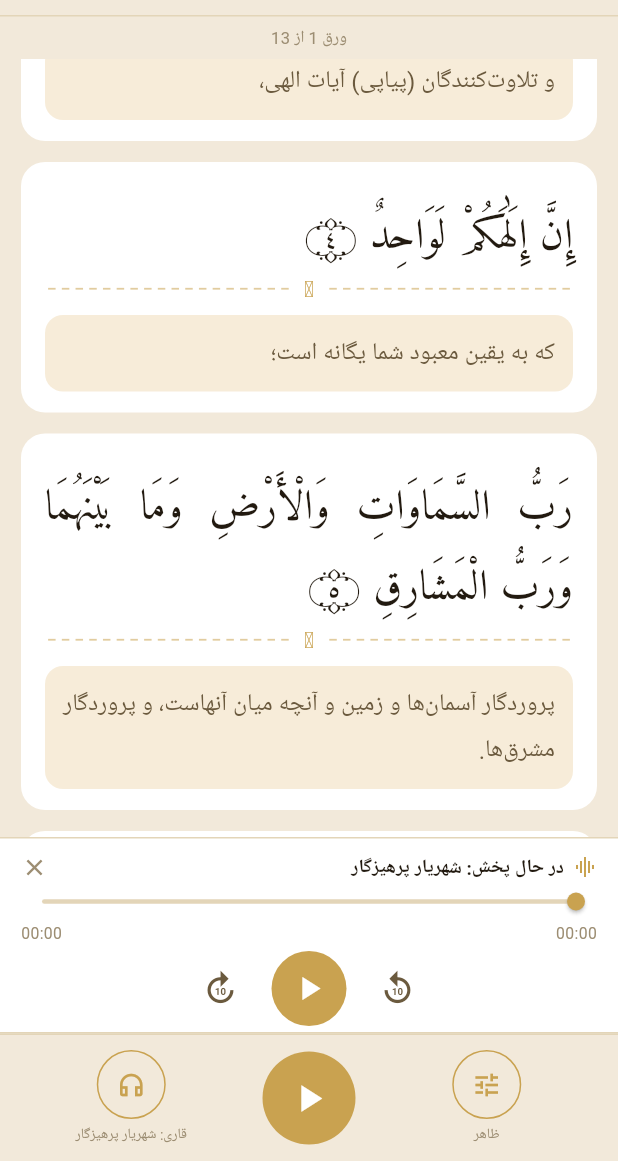
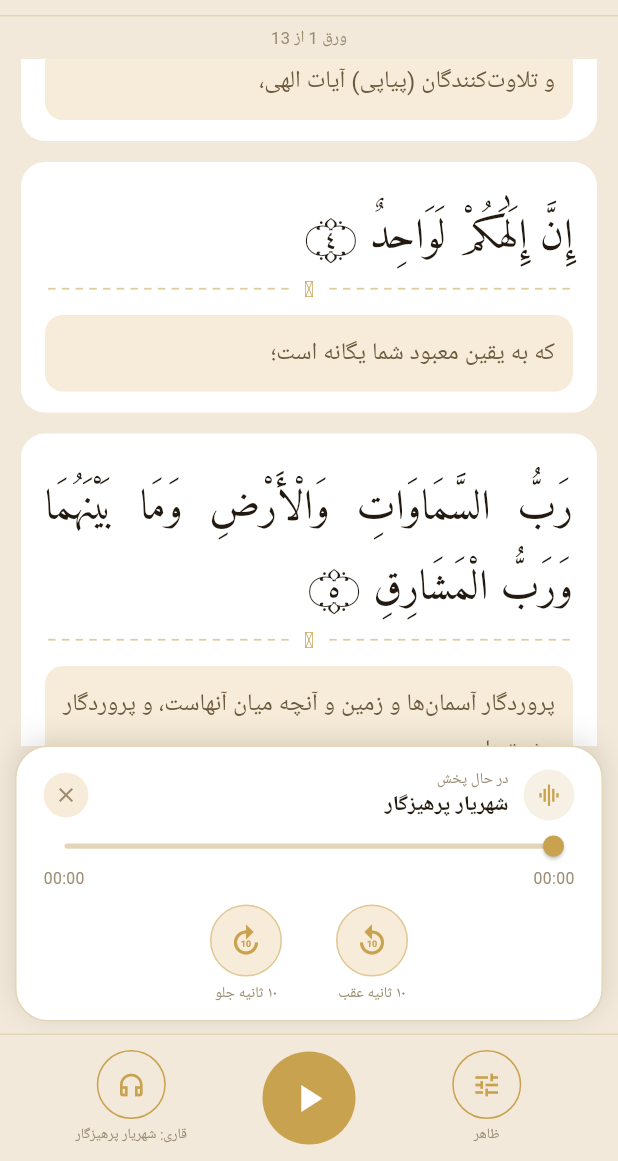
Before and after one commit to amirmohammadq3/Sure_safat, a Flutter app: the screen it shows after launch, scrolled down 576 dp, after a tap on the "play arrow" icon, on a phone screen of 412 x 824 dp, the part 75-1236 px from its top. Run offline on Flutter 3.47's test engine with Material 3 defaults, Android fonts, the phone set to English and light mode, and no system bars; our stand-ins replace audioplayers, shared_preferences.

Commit message:
Add files via upload

```diff
--- a/lib/widgets/now_playing_bar.dart
+++ b/lib/widgets/now_playing_bar.dart
@@ -1,5 +1,4 @@
 import 'package:flutter/material.dart';
-import 'package:audioplayers/audioplayers.dart';
 import '../common/palette.dart';
 import '../services/audio_service.dart';
 
@@ -14,41 +13,86 @@ class NowPlayingBar extends StatelessWidget {
     return '$m:$s';
   }
 
+  Widget _seekButton(IconData icon, String label, VoidCallback onTap) {
+    return GestureDetector(
+      onTap: onTap,
+      child: Column(
+        mainAxisSize: MainAxisSize.min,
+        children: [
+          Container(
+            width: 48,
+            height: 48,
+            decoration: BoxDecoration(
+              shape: BoxShape.circle,
+              color: p.translationCardBg,
+              border: Border.all(color: p.gold.withOpacity(0.5)),
+            ),
+            alignment: Alignment.center,
+            child: Icon(icon, color: p.gold, size: 24),
+          ),
+          const SizedBox(height: 4),
+          Text(label, style: TextStyle(color: p.textFaint, fontSize: 10)),
+        ],
+      ),
+    );
+  }
+
   @override
   Widget build(BuildContext context) {
     final idx = audio.activeReciter;
     if (idx == null) return const SizedBox.shrink();
     final info = kReciters[idx];
-    final isPlaying = audio.playerState == PlayerState.playing;
     final total = audio.duration.inMilliseconds > 0 ? audio.duration : const Duration(seconds: 1);
     final pos = audio.position.inMilliseconds.clamp(0, total.inMilliseconds).toDouble();
 
     return Container(
-      padding: const EdgeInsets.fromLTRB(14, 10, 14, 4),
+      margin: const EdgeInsets.fromLTRB(10, 0, 10, 8),
+      padding: const EdgeInsets.fromLTRB(18, 14, 18, 10),
       decoration: BoxDecoration(
         color: p.arabicCardBg,
-        border: Border(top: BorderSide(color: p.divider), bottom: BorderSide(color: p.divider)),
+        borderRadius: BorderRadius.circular(22),
+        boxShadow: [BoxShadow(color: Colors.black.withOpacity(0.12), blurRadius: 16, offset: const Offset(0, -4))],
+        border: Border.all(color: p.divider),
       ),
       child: Column(
         mainAxisSize: MainAxisSize.min,
         children: [
           Row(
             children: [
-              Icon(Icons.graphic_eq, color: p.gold, size: 16),
-              const SizedBox(width: 6),
+              Container(
+                width: 34,
+                height: 34,
+                decoration: BoxDecoration(shape: BoxShape.circle, color: p.gold.withOpacity(0.15)),
+                alignment: Alignment.center,
+                child: Icon(Icons.graphic_eq, color: p.gold, size: 17),
+              ),
+              const SizedBox(width: 10),
               Expanded(
-                child: Text('در حال پخش: ${info.name}', style: TextStyle(color: p.textPrimary, fontWeight: FontWeight.bold, fontSize: 12.5)),
+                child: Column(
+                  crossAxisAlignment: CrossAxisAlignment.start,
+                  children: [
+                    Text('در حال پخش', style: TextStyle(color: p.textFaint, fontSize: 10)),
+                    Text(info.name, style: TextStyle(color: p.textPrimary, fontWeight: FontWeight.bold, fontSize: 14)),
+                  ],
+                ),
               ),
               GestureDetector(
                 onTap: audio.stop,
-                child: Icon(Icons.close, color: p.textFaint, size: 18),
+                child: Container(
+                  width: 30,
+                  height: 30,
+                  decoration: BoxDecoration(shape: BoxShape.circle, color: p.translationCardBg),
+                  alignment: Alignment.center,
+                  child: Icon(Icons.close, color: p.textFaint, size: 16),
+                ),
               ),
             ],
           ),
+          const SizedBox(height: 2),
           SliderTheme(
             data: SliderTheme.of(context).copyWith(
-              trackHeight: 3,
-              thumbShape: const RoundSliderThumbShape(enabledThumbRadius: 6),
+              trackHeight: 3.5,
+              thumbShape: const RoundSliderThumbShape(enabledThumbRadius: 7),
               overlayShape: const RoundSliderOverlayShape(overlayRadius: 14),
             ),
             child: Slider(
@@ -61,7 +105,7 @@ class NowPlayingBar extends StatelessWidget {
             ),
           ),
           Padding(
-            padding: const EdgeInsets.only(bottom: 4),
+            padding: const EdgeInsets.only(bottom: 10),
             child: Directionality(
               textDirection: TextDirection.ltr,
               child: Row(
@@ -76,28 +120,9 @@ class NowPlayingBar extends StatelessWidget {
           Row(
             mainAxisAlignment: MainAxisAlignment.center,
             children: [
-              IconButton(
-                onPressed: () => audio.seekBy(const Duration(seconds: -10)),
-                icon: Icon(Icons.replay_10, color: p.textSecondary, size: 26),
-                tooltip: '۱۰ ثانیه عقب',
-              ),
-              const SizedBox(width: 10),
-              GestureDetector(
-                onTap: () => audio.playReciter(idx),
-                child: Container(
-                  width: 50,
-                  height: 50,
-                  decoration: BoxDecoration(shape: BoxShape.circle, color: p.gold),
-                  alignment: Alignment.center,
-                  child: Icon(isPlaying ? Icons.pause : Icons.play_arrow, color: Colors.white, size: 26),
-                ),
-              ),
-              const SizedBox(width: 10),
-              IconButton(
-                onPressed: () => audio.seekBy(const Duration(seconds: 10)),
-                icon: Icon(Icons.forward_10, color: p.textSecondary, size: 26),
-                tooltip: '۱۰ ثانیه جلو',
-              ),
+              _seekButton(Icons.replay_10, '۱۰ ثانیه عقب', () => audio.seekBy(const Duration(seconds: -10))),
+              const SizedBox(width: 36),
+              _seekButton(Icons.forward_10, '۱۰ ثانیه جلو', () => audio.seekBy(const Duration(seconds: 10))),
             ],
           ),
         ],
```
